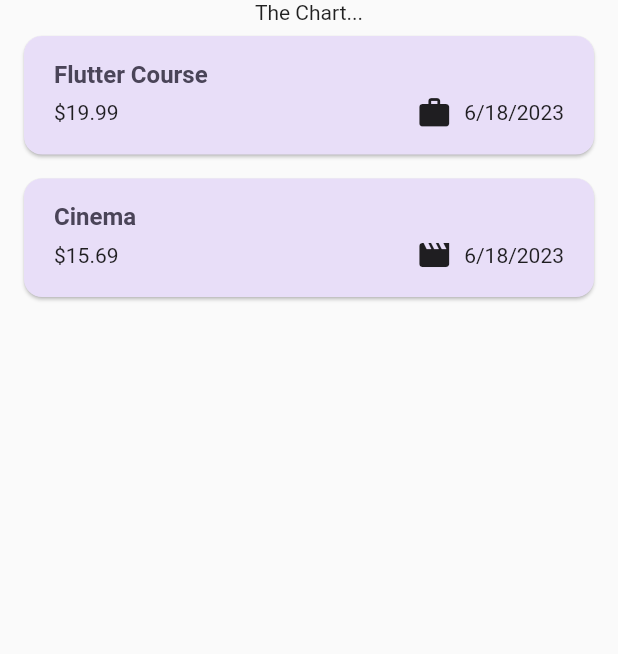
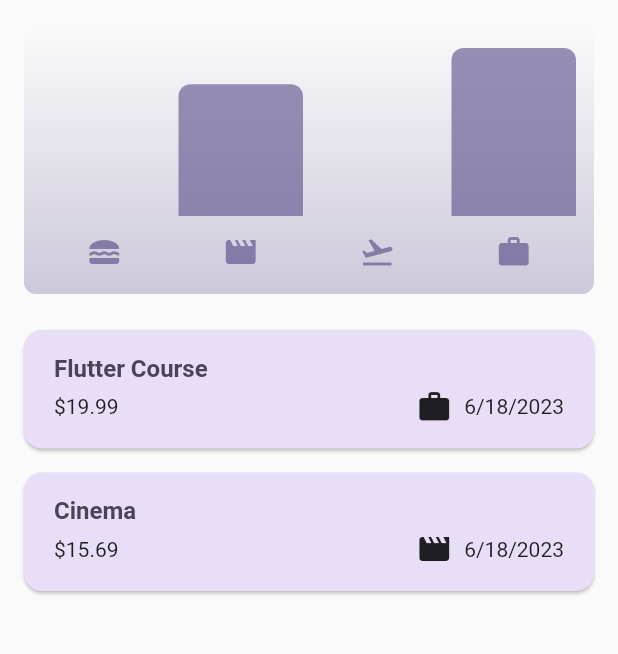
Before and after one commit to RishabhKr97/FlutterLearn, a Flutter app: the screen it shows after launch, on a phone screen of 412 x 824 dp, the part 84-738 px from its top. Run offline on Flutter 3.47's test engine with Material 2 defaults, Android fonts, the phone set to English and light mode, and no system bars; our stand-ins replace google_fonts.

Commit message:
Expense Tracker - Add chart

```diff
--- /dev/null
+++ b/expense_tracker/lib/widget/chart/chart.dart
@@ -0,0 +1,94 @@
+import 'package:expense_tracker/models/expense.dart';
+import 'package:expense_tracker/widget/chart/chart_bar.dart';
+import 'package:flutter/material.dart';
+
+class Chart extends StatelessWidget {
+  const Chart({super.key, required this.expenses});
+
+  final List<Expense> expenses;
+
+  List<ExpenseBucket> get buckets {
+    return [
+      ExpenseBucket.forCategory(expenses, Category.food),
+      ExpenseBucket.forCategory(expenses, Category.leisure),
+      ExpenseBucket.forCategory(expenses, Category.travel),
+      ExpenseBucket.forCategory(expenses, Category.work),
+    ];
+  }
+
+  double get maxTotalExpense {
+    double maxTotalExpense = 0;
+
+    for (final bucket in buckets) {
+      if (bucket.totalExpenses > maxTotalExpense) {
+        maxTotalExpense = bucket.totalExpenses;
+      }
+    }
+
+    return maxTotalExpense;
+  }
+
+  @override
+  Widget build(BuildContext context) {
+    final isDarkMode =
+        MediaQuery.of(context).platformBrightness == Brightness.dark;
+    return Container(
+      margin: const EdgeInsets.all(16),
+      padding: const EdgeInsets.symmetric(
+        vertical: 16,
+        horizontal: 8,
+      ),
+      width: double.infinity,
+      height: 180,
+      decoration: BoxDecoration(
+        borderRadius: BorderRadius.circular(8),
+        gradient: LinearGradient(
+          colors: [
+            Theme.of(context).colorScheme.primary.withOpacity(0.3),
+            Theme.of(context).colorScheme.primary.withOpacity(0.0)
+          ],
+          begin: Alignment.bottomCenter,
+          end: Alignment.topCenter,
+        ),
+      ),
+      child: Column(
+        children: [
+          Expanded(
+            child: Row(
+              crossAxisAlignment: CrossAxisAlignment.end,
+              children: [
+                for (final bucket in buckets) // alternative to map()
+                  ChartBar(
+                    fill: bucket.totalExpenses == 0
+                        ? 0
+                        : bucket.totalExpenses / maxTotalExpense,
+                  )
+              ],
+            ),
+          ),
+          const SizedBox(height: 12),
+          Row(
+            children: buckets
+                .map(
+                  (bucket) => Expanded(
+                    child: Padding(
+                      padding: const EdgeInsets.symmetric(horizontal: 4),
+                      child: Icon(
+                        categoryIcons[bucket.category],
+                        color: isDarkMode
+                            ? Theme.of(context).colorScheme.secondary
+                            : Theme.of(context)
+                                .colorScheme
+                                .primary
+                                .withOpacity(0.7),
+                      ),
+                    ),
+                  ),
+                )
+                .toList(),
+          )
+        ],
+      ),
+    );
+  }
+}
--- /dev/null
+++ b/expense_tracker/lib/widget/chart/chart_bar.dart
@@ -0,0 +1,34 @@
+import 'package:flutter/material.dart';
+
+class ChartBar extends StatelessWidget {
+  const ChartBar({
+    super.key,
+    required this.fill,
+  });
+
+  final double fill;
+
+  @override
+  Widget build(BuildContext context) {
+    final isDarkMode =
+        MediaQuery.of(context).platformBrightness == Brightness.dark;
+    return Expanded(
+      child: Padding(
+        padding: const EdgeInsets.symmetric(horizontal: 4),
+        child: FractionallySizedBox(
+          heightFactor: fill,
+          child: DecoratedBox(
+            decoration: BoxDecoration(
+              shape: BoxShape.rectangle,
+              borderRadius:
+                  const BorderRadius.vertical(top: Radius.circular(8)),
+              color: isDarkMode
+                  ? Theme.of(context).colorScheme.secondary
+                  : Theme.of(context).colorScheme.primary.withOpacity(0.65),
+            ),
+          ),
+        ),
+      ),
+    );
+  }
+}
--- a/expense_tracker/lib/widget/expenses.dart
+++ b/expense_tracker/lib/widget/expenses.dart
@@ -1,4 +1,5 @@
 import 'package:expense_tracker/models/expense.dart';
+import 'package:expense_tracker/widget/chart/chart.dart';
 import 'package:expense_tracker/widget/expenses_list/expenses_list.dart';
 import 'package:expense_tracker/widget/new_expense.dart';
 import 'package:flutter/material.dart';
@@ -94,7 +95,7 @@ class _ExpensesState extends State<Expenses> {
       ),
       body: Column(
         children: [
-          const Text('The Chart...'),
+          Chart(expenses: _registeredExpenses),
           Expanded(
             child: mainContent,
           ),
```
